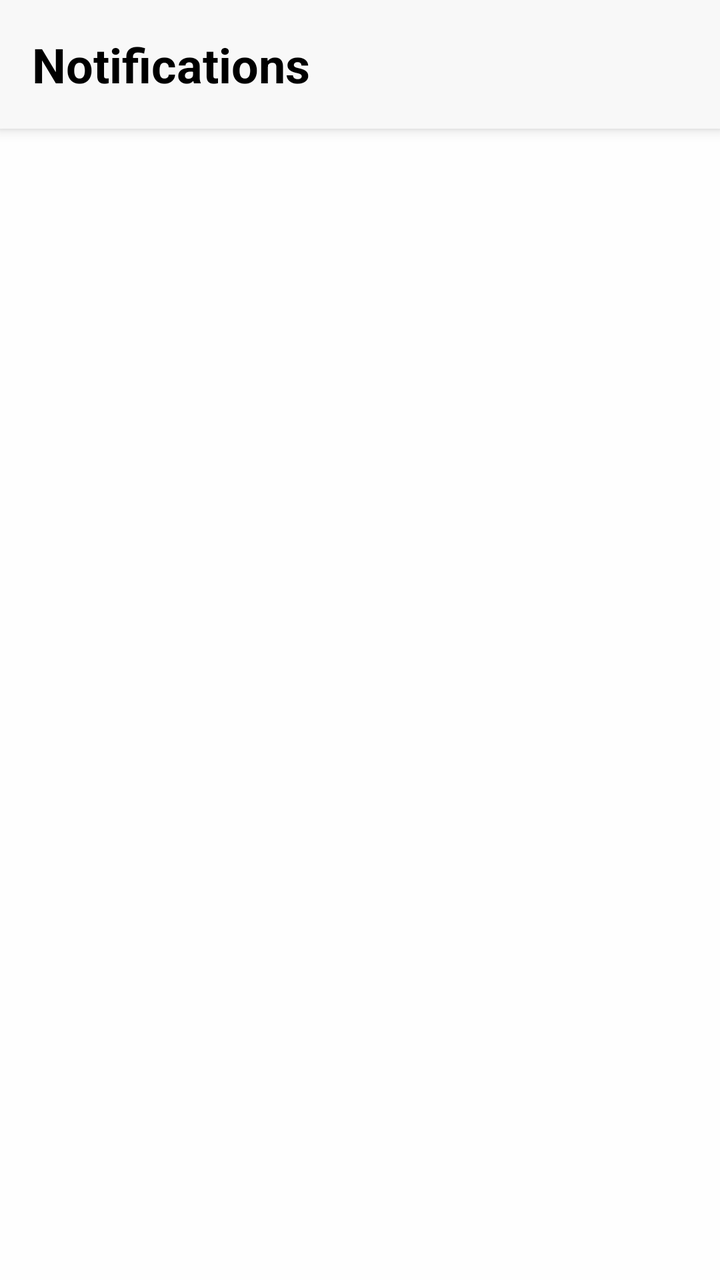
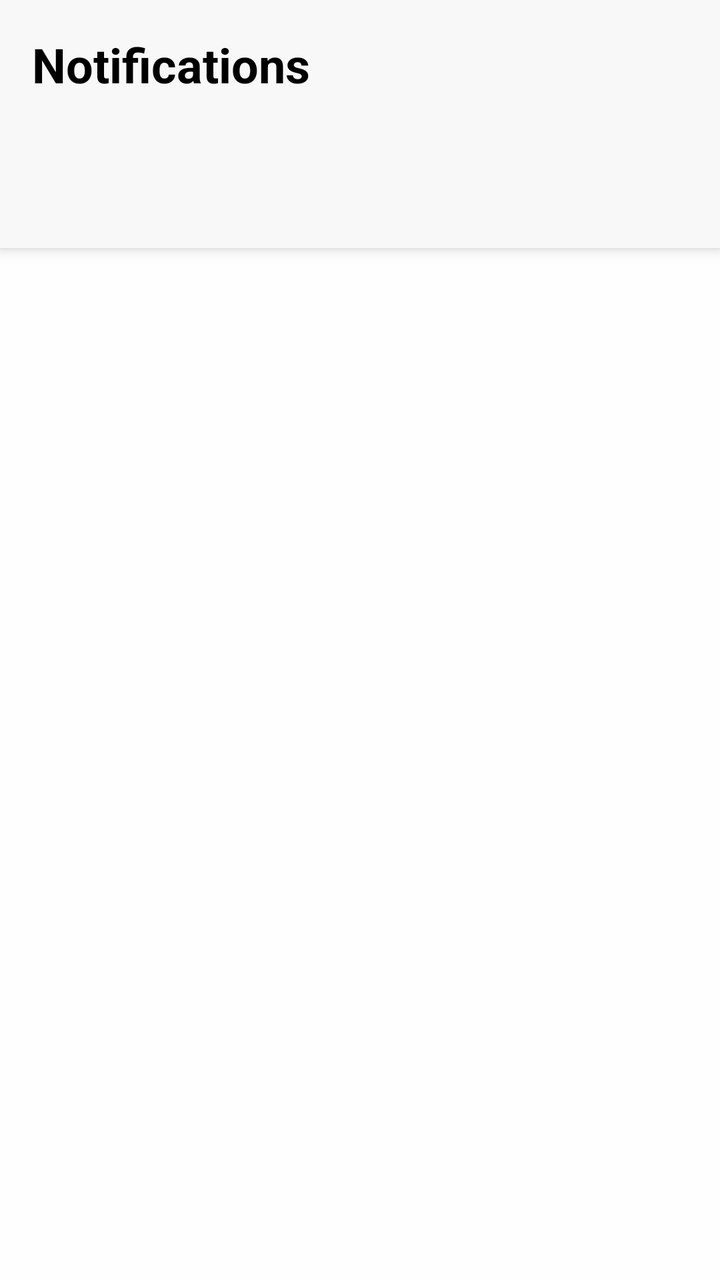

Two renders of the same Android screen: before a commit and after it. Below are the layout's source before the change and the commit's diff.
<!-- AndroidManifest.xml: application theme Theme.FrontendBook -->
<!-- res/layout/fragment_notifications.xml -->
<?xml version="1.0" encoding="utf-8"?>
<androidx.coordinatorlayout.widget.CoordinatorLayout xmlns:android="http://schemas.android.com/apk/res/android"
    xmlns:tools="http://schemas.android.com/tools"
    xmlns:app="http://schemas.android.com/apk/res-auto"

    android:id="@+id/main"
    android:layout_width="match_parent"
    android:layout_height="match_parent"
    tools:context=".ui.search.SearchFragment"
    android:background="@color/backgroundPrimary">

    <LinearLayout
        android:id="@+id/notificationsHeader"
        android:layout_width="match_parent"
        android:layout_height="wrap_content"
        android:orientation="vertical"
        android:padding="16dp"
        android:background="@color/headerColor"
        android:elevation="4dp">

        <TextView
            android:id="@+id/notificationsTitle"
            android:layout_width="wrap_content"
            android:layout_height="wrap_content"
            android:text="Notifications"
            android:textColor="@color/textPrimary"
            android:textSize="24sp"
            android:textStyle="bold" />


    </LinearLayout>

    <ScrollView
        android:layout_width="match_parent"
        android:layout_height="match_parent"
        android:layout_marginTop="120dp"
        android:clipToPadding="false"
        android:paddingBottom="65dp"
        android:fillViewport="true">

        <LinearLayout
            android:id="@+id/browseContainer"
            android:layout_width="match_parent"
            android:layout_height="wrap_content"
            android:orientation="vertical"
            android:padding="16dp">

            <androidx.recyclerview.widget.RecyclerView
                android:id="@+id/recyclerView"
                android:layout_width="match_parent"
                android:layout_height="wrap_content"
                android:layout_marginTop="16dp"
                android:visibility="gone" />
        </LinearLayout>
    </ScrollView>

</androidx.coordinatorlayout.widget.CoordinatorLayout>
<!-- resources referenced by this layout -->
<resources>
  <color name="backgroundPrimary">#FEFEFE</color>
  <color name="headerColor">#F8F8F8</color>
  <color name="textPrimary">#000000</color>
  <style name="Theme.FrontendBook" parent="Base.Theme.FrontendBook" />
  <style name="Base.Theme.FrontendBook" parent="Theme.Material3.DayNight.NoActionBar">
          <item name="colorPrimary">@color/backgroundPrimary</item>
          <item name="colorPrimaryVariant">@color/backgroundSecondary</item>
          <item name="colorOnPrimary">@color/black</item>
          <item name="colorSecondary">@color/black</item>
          <item name="colorOutline">@color/line</item>
  
      </style>
  <color name="backgroundSecondary">#D9D9D9</color>
  <color name="black">#000000</color>
  <color name="line">#D9D9D9</color>
</resources>

<!-- the commit's change to res/layout/fragment_notifications.xml (unified diff, before → after) -->
@@ -6,17 +6,17 @@
     android:id="@+id/main"
     android:layout_width="match_parent"
     android:layout_height="match_parent"
-    tools:context=".ui.search.SearchFragment"
+    tools:context=".ui.notifications.NotificationsFragment"
     android:background="@color/backgroundPrimary">
 
     <LinearLayout
         android:id="@+id/notificationsHeader"
         android:layout_width="match_parent"
-        android:layout_height="wrap_content"
+        android:layout_height="124dp"
+        android:background="@color/headerColor"
+        android:elevation="4dp"
         android:orientation="vertical"
-        android:padding="16dp"
-        android:background="@color/headerColor"
-        android:elevation="4dp">
+        android:padding="16dp">
 
         <TextView
             android:id="@+id/notificationsTitle"
